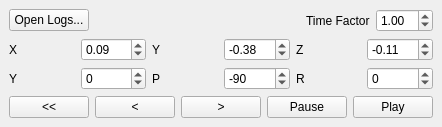
Above: basestation/logplayer.ui from wpfhtl/octocopter before the change. Below: the same form after it.
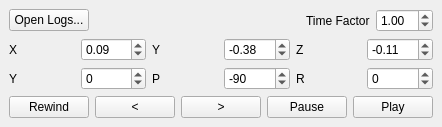
That is the form after the change.

Diff of the .ui file:
```diff
--- a/basestation/logplayer.ui
+++ b/basestation/logplayer.ui
@@ -6,7 +6,7 @@
    <rect>
     <x>0</x>
     <y>0</y>
-    <width>266</width>
+    <width>261</width>
     <height>142</height>
    </rect>
   </property>
@@ -218,7 +218,7 @@
       <item>
        <widget class="QPushButton" name="mPushButtonRewind">
         <property name="text">
-         <string>&lt;&lt;</string>
+         <string>Rewind</string>
         </property>
        </widget>
       </item>
```
Left out of the diff: 12 changed lines with no effect on the pictures.
